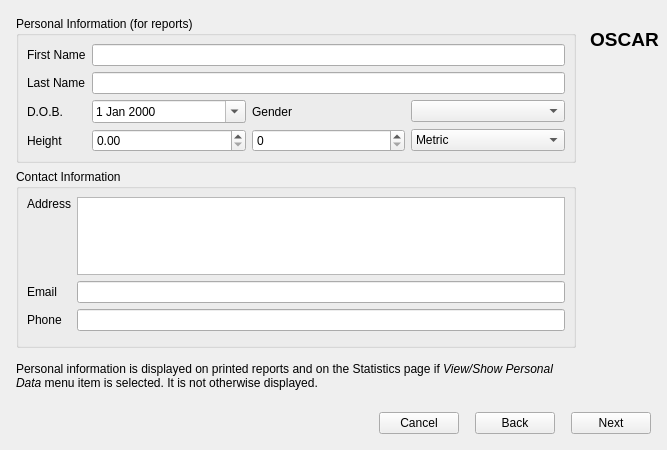
The window that oscar/newprofile.ui (tomasohara/OSCAR-SQL) describes before a commit, drawn with Qt 5.
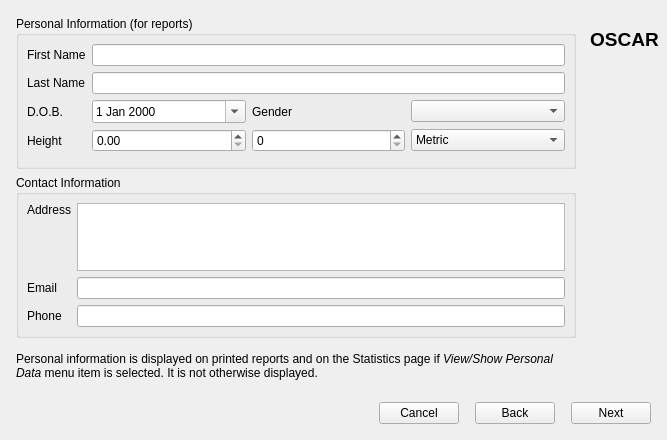
The same window after the commit. Icons and pictures are not drawn.

Commit message:
Unify Edit Profile dialog layout across pages (#137)
Remove forced spacers that caused excessive bottom space in group boxes.
Constrain address/notes text areas with a minimum height. Set consistent
expanding behaviour so all pages' group box bottoms align. On the Profile
page, size the Profile Info box to its content and give Locale Settings
the remaining height. Reduce dialog height from 450 to 440 px.

Closes #137

```diff
--- a/oscar/newprofile.ui
+++ b/oscar/newprofile.ui
@@ -7,7 +7,7 @@
     <x>0</x>
     <y>0</y>
     <width>667</width>
-    <height>450</height>
+    <height>440</height>
    </rect>
   </property>
   <property name="windowTitle">
@@ -385,6 +385,19 @@
                 </property>
                </widget>
               </item>
+              <item row="4" column="1">
+               <spacer name="verticalSpacer_personalInfo">
+                <property name="orientation">
+                 <enum>Qt::Orientation::Vertical</enum>
+                </property>
+                <property name="sizeHint" stdset="0">
+                 <size>
+                  <width>20</width>
+                  <height>0</height>
+                 </size>
+                </property>
+               </spacer>
+              </item>
               <item row="3" column="1">
                <layout class="QHBoxLayout" name="horizontalLayout_6">
                 <item>
@@ -474,6 +487,12 @@
               </item>
               <item row="0" column="1">
                <widget class="QTextEdit" name="addressEdit">
+                <property name="minimumSize">
+                 <size>
+                  <width>0</width>
+                  <height>55</height>
+                 </size>
+                </property>
                 <property name="tabChangesFocus">
                  <bool>true</bool>
                 </property>
@@ -499,19 +518,6 @@
               <item row="3" column="1">
                <widget class="QLineEdit" name="phoneEdit"/>
               </item>
-              <item row="4" column="1">
-               <spacer name="verticalSpacer_6">
-                <property name="orientation">
-                 <enum>Qt::Orientation::Vertical</enum>
-                </property>
-                <property name="sizeHint" stdset="0">
-                 <size>
-                  <width>20</width>
-                  <height>40</height>
-                 </size>
-                </property>
-               </spacer>
-              </item>
              </layout>
             </widget>
            </item>
```
Left out of the diff: 57 changed lines with no effect on the pictures. The commit also changes 2 other files.
